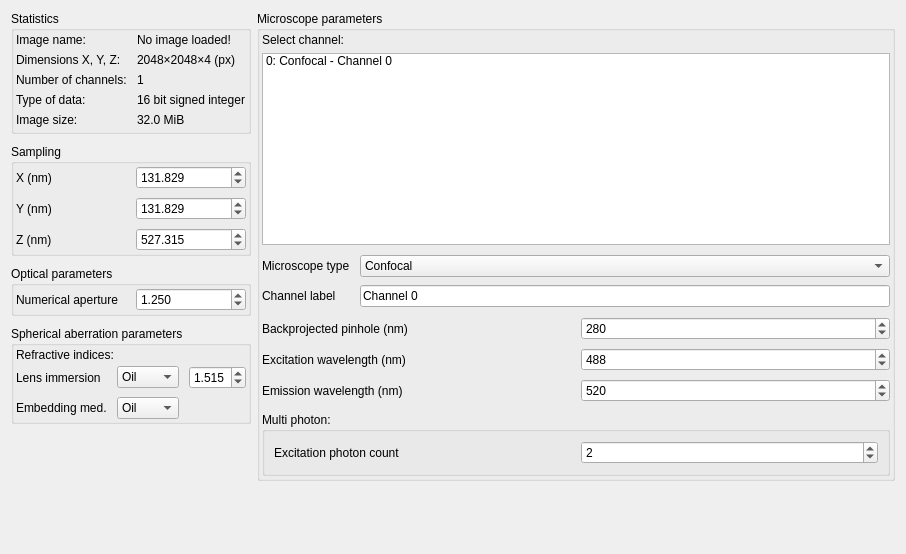
bothlab/omerewriter, file src/microscopeparamswidget.ui: the form before one commit.
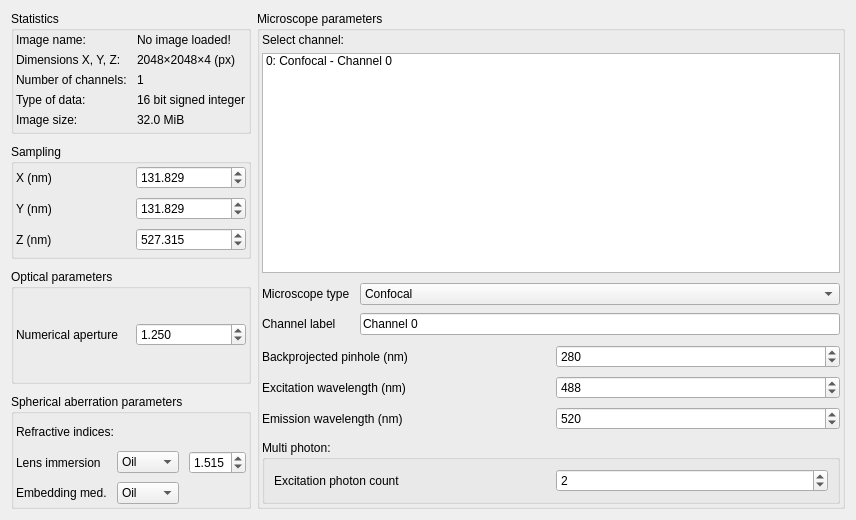
The form after the commit. Custom widgets are drawn as their Qt base class.

Commit message: Don't allow user to vertically squish UI so much it becomes unusable

What changed in the file:
```diff
--- a/src/microscopeparamswidget.ui
+++ b/src/microscopeparamswidget.ui
@@ -6,8 +6,8 @@
    <rect>
     <x>0</x>
     <y>0</y>
-    <width>906</width>
-    <height>554</height>
+    <width>856</width>
+    <height>520</height>
    </rect>
   </property>
   <property name="windowTitle">
@@ -121,6 +121,12 @@
      </item>
      <item>
       <widget class="QGroupBox" name="groupSampling">
+       <property name="sizePolicy">
+        <sizepolicy hsizetype="Preferred" vsizetype="Minimum">
+         <horstretch>0</horstretch>
+         <verstretch>0</verstretch>
+        </sizepolicy>
+       </property>
        <property name="title">
         <string>Sampling</string>
        </property>
@@ -208,6 +214,12 @@
      </item>
      <item>
       <widget class="QGroupBox" name="groupOptical">
+       <property name="sizePolicy">
+        <sizepolicy hsizetype="Preferred" vsizetype="Minimum">
+         <horstretch>0</horstretch>
+         <verstretch>0</verstretch>
+        </sizepolicy>
+       </property>
        <property name="title">
         <string>Optical parameters</string>
        </property>
@@ -258,6 +270,12 @@
      </item>
      <item>
       <widget class="QGroupBox" name="groupSpherical">
+       <property name="sizePolicy">
+        <sizepolicy hsizetype="Preferred" vsizetype="Minimum">
+         <horstretch>0</horstretch>
+         <verstretch>0</verstretch>
+        </sizepolicy>
+       </property>
        <property name="title">
         <string>Spherical aberration parameters</string>
        </property>
@@ -362,22 +380,6 @@
        </layout>
       </widget>
      </item>
-     <item>
-      <spacer name="spacer_leftBottom">
-       <property name="orientation">
-        <enum>Qt::Orientation::Vertical</enum>
-       </property>
-       <property name="sizeType">
-        <enum>QSizePolicy::Policy::Expanding</enum>
-       </property>
-       <property name="sizeHint" stdset="0">
-        <size>
-         <width>20</width>
-         <height>40</height>
-        </size>
-       </property>
-      </spacer>
-     </item>
     </layout>
    </item>
    <item>
@@ -387,6 +389,12 @@
      </property>
      <item>
       <widget class="QGroupBox" name="groupMicroscopeParams">
+       <property name="sizePolicy">
+        <sizepolicy hsizetype="Preferred" vsizetype="Minimum">
+         <horstretch>0</horstretch>
+         <verstretch>0</verstretch>
+        </sizepolicy>
+       </property>
        <property name="title">
         <string>Microscope parameters</string>
        </property>
@@ -542,6 +550,12 @@
         </item>
         <item>
          <widget class="QGroupBox" name="groupMultiphoton">
+          <property name="sizePolicy">
+           <sizepolicy hsizetype="Preferred" vsizetype="Minimum">
+            <horstretch>0</horstretch>
+            <verstretch>0</verstretch>
+           </sizepolicy>
+          </property>
           <property name="title">
            <string>Multi photon:</string>
           </property>
@@ -578,22 +592,6 @@
        </layout>
       </widget>
      </item>
-     <item>
-      <spacer name="spacer_rightOuterBottom">
-       <property name="orientation">
-        <enum>Qt::Orientation::Vertical</enum>
-       </property>
-       <property name="sizeType">
-        <enum>QSizePolicy::Policy::Expanding</enum>
-       </property>
-       <property name="sizeHint" stdset="0">
-        <size>
-         <width>20</width>
-         <height>20</height>
-        </size>
-       </property>
-      </spacer>
-     </item>
     </layout>
    </item>
   </layout>
```
Left out of the diff: 6 changed lines with no effect on the pictures. The commit also changes 1 other file.
